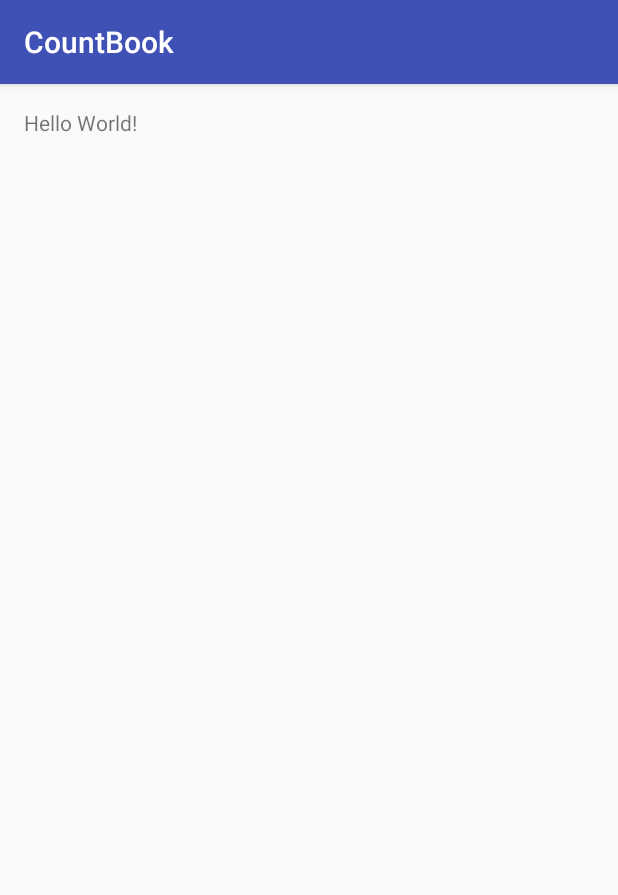
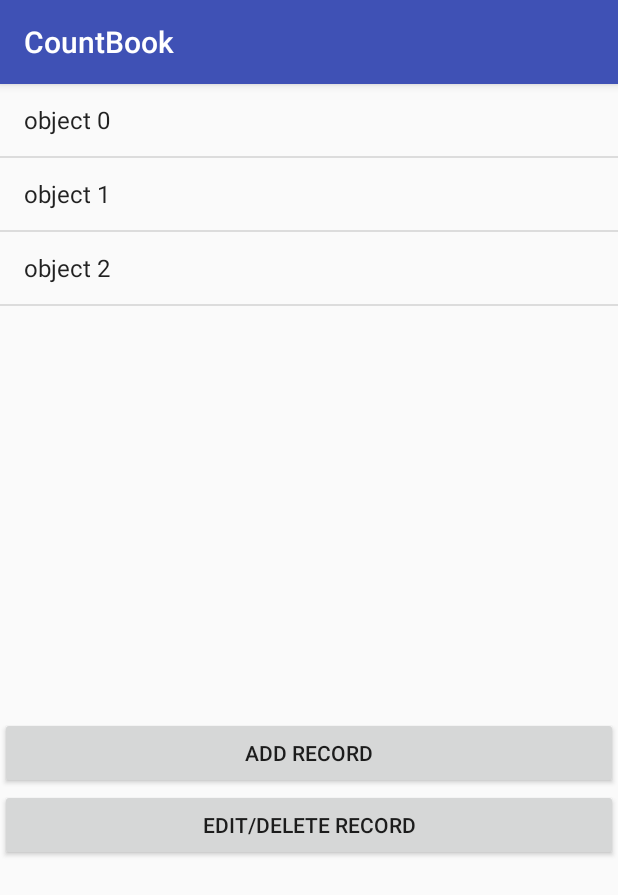
Before and after one commit to ShallyBanh/shally-CountBook, an Android app: the screen it shows after launch (MainActivity), on a phone screen of 412 x 824 dp. Shown: the top 895 px of the screen. Run offline under Robolectric (Android 15) with nearby library versions, the phone set to English and light mode, and no system bars.

```diff
--- a/app/build.gradle
+++ b/app/build.gradle
@@ -2,7 +2,7 @@ apply plugin: 'com.android.application'
 
 android {
     compileSdkVersion 25
-    buildToolsVersion "24.0.2"
+    buildToolsVersion '25.0.0'
     defaultConfig {
         applicationId "com.example.countbook"
         minSdkVersion 18
@@ -26,4 +26,5 @@ dependencies {
     })
     compile 'com.android.support:appcompat-v7:25.3.1'
     testCompile 'junit:junit:4.12'
+    compile 'com.android.support.constraint:constraint-layout:1.0.0-alpha8'
 }
--- a/app/src/main/java/com/example/countbook/MainActivity.java
+++ b/app/src/main/java/com/example/countbook/MainActivity.java
@@ -1,13 +1,46 @@
 package com.example.countbook;
 
+import android.content.Intent;
 import android.support.v7.app.AppCompatActivity;
 import android.os.Bundle;
 
+import android.view.View;
+import android.widget.AdapterView;
+import android.widget.ArrayAdapter;
+import android.widget.ListView;
+import android.widget.AdapterView.OnItemClickListener;
+
+//Testing - everything is just skelatal code no actual functionality written yet
 public class MainActivity extends AppCompatActivity {
+    ListView listView ;
+    public static final String EXTRA_MESSAGE = "";
 
     @Override
     protected void onCreate(Bundle savedInstanceState) {
         super.onCreate(savedInstanceState);
         setContentView(R.layout.activity_main);
+
+        listView = (ListView) findViewById(R.id.list);
+
+        //testing - adding in hardcoded strings to see how it will look
+        String[] values = new String[] { "object 0",
+                "object 1",
+                "object 2",
+        };
+
+        ArrayAdapter<String> adapter = new ArrayAdapter<String>(this,
+                android.R.layout.simple_list_item_1, android.R.id.text1, values);
+        listView.setAdapter(adapter);
+        listView.setOnItemClickListener(new OnItemClickListener() {
+
+            @Override
+            public void onItemClick(AdapterView<?> parent, View view, int position, long id) {
+                String  itemValue = (String) listView.getItemAtPosition(position);
+                Intent intent = new Intent(getApplicationContext(), RecordView.class);
+                intent.putExtra(EXTRA_MESSAGE, itemValue);
+                startActivity(intent);
+            }
+        });
     }
+
 }
--- a/app/src/main/res/layout/activity_main.xml
+++ b/app/src/main/res/layout/activity_main.xml
@@ -1,17 +1,24 @@
-<?xml version="1.0" encoding="utf-8"?>
-<RelativeLayout xmlns:android="http://schemas.android.com/apk/res/android"
-    xmlns:tools="http://schemas.android.com/tools"
-    android:id="@+id/activity_main"
+<LinearLayout xmlns:android="http://schemas.android.com/apk/res/android"
     android:layout_width="match_parent"
     android:layout_height="match_parent"
-    android:paddingBottom="@dimen/activity_vertical_margin"
-    android:paddingLeft="@dimen/activity_horizontal_margin"
-    android:paddingRight="@dimen/activity_horizontal_margin"
-    android:paddingTop="@dimen/activity_vertical_margin"
-    tools:context="com.example.countbook.MainActivity">
+    android:orientation="vertical" >
 
-    <TextView
-        android:layout_width="wrap_content"
+    <ListView
+        android:id="@+id/list"
+        android:layout_height="422dp"
+        android:layout_width="match_parent">
+    </ListView>
+
+    <Button
+        android:id="@+id/button"
+        android:layout_width="match_parent"
         android:layout_height="wrap_content"
-        android:text="Hello World!" />
-</RelativeLayout>
+        android:text="Add Record" />
+
+    <Button
+        android:id="@+id/button2"
+        android:layout_width="match_parent"
+        android:layout_height="wrap_content"
+        android:text="Edit/Delete Record" />
+
+</LinearLayout>
--- a/build.gradle
+++ b/build.gradle
@@ -5,7 +5,7 @@ buildscript {
         jcenter()
     }
     dependencies {
-        classpath 'com.android.tools.build:gradle:2.2.0'
+        classpath 'com.android.tools.build:gradle:2.3.3'
 
         // NOTE: Do not place your application dependencies here; they belong
         // in the individual module build.gradle files
```
Also changed, not shown: app/src/main/java/com/example/countbook/RecordView.java (+10 -0 lines), app/src/main/java/com/example/countbook/Records.java (+28 -0 lines), app/src/main/java/com/example/countbook/UserInput.java (+41 -1 lines), app/src/main/res/layout/activity_record_view.xml (+16 -0 lines), gradle/wrapper/gradle-wrapper.properties.
